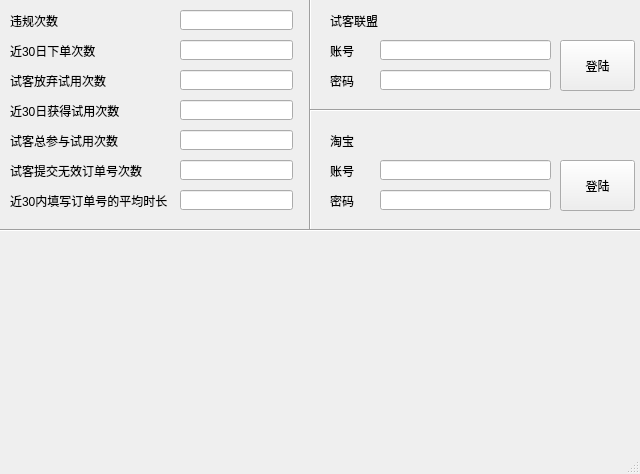
limpair/sktb_automation, file src/ui/main.ui: the form before one commit.
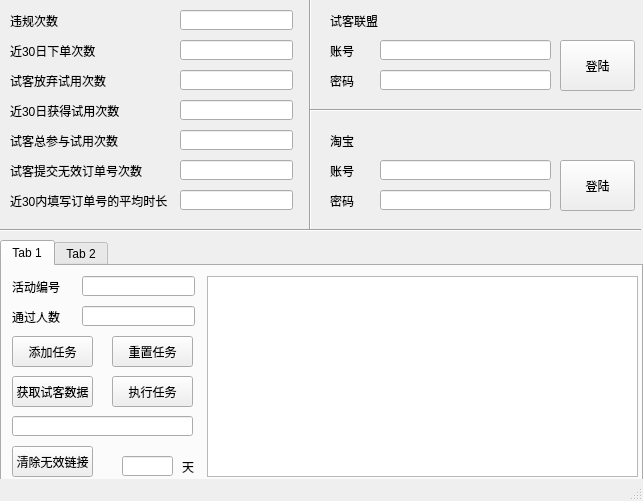
The form after the commit. Icons and pictures are not drawn.

Patch:
```diff
--- a/src/ui/main.ui
+++ b/src/ui/main.ui
@@ -6,8 +6,8 @@
    <rect>
     <x>0</x>
     <y>0</y>
-    <width>640</width>
-    <height>474</height>
+    <width>643</width>
+    <height>501</height>
    </rect>
   </property>
   <property name="windowTitle">
@@ -362,6 +362,183 @@
      <string>登陆</string>
     </property>
    </widget>
+   <widget class="QTabWidget" name="tabWidget">
+    <property name="geometry">
+     <rect>
+      <x>0</x>
+      <y>240</y>
+      <width>643</width>
+      <height>241</height>
+     </rect>
+    </property>
+    <property name="currentIndex">
+     <number>0</number>
+    </property>
+    <widget class="QWidget" name="tab">
+     <attribute name="title">
+      <string>Tab 1</string>
+     </attribute>
+     <widget class="QPushButton" name="GetShikeeData">
+      <property name="geometry">
+       <rect>
+        <x>10</x>
+        <y>110</y>
+        <width>81</width>
+        <height>31</height>
+       </rect>
+      </property>
+      <property name="text">
+       <string>获取试客数据</string>
+      </property>
+     </widget>
+     <widget class="QPushButton" name="AddActivity">
+      <property name="geometry">
+       <rect>
+        <x>10</x>
+        <y>70</y>
+        <width>81</width>
+        <height>31</height>
+       </rect>
+      </property>
+      <property name="text">
+       <string>添加任务</string>
+      </property>
+     </widget>
+     <widget class="QLabel" name="ActivityNumberLabel">
+      <property name="geometry">
+       <rect>
+        <x>10</x>
+        <y>10</y>
+        <width>51</width>
+        <height>21</height>
+       </rect>
+      </property>
+      <property name="text">
+       <string>活动编号</string>
+      </property>
+     </widget>
+     <widget class="QLabel" name="PeopleNumberLabel">
+      <property name="geometry">
+       <rect>
+        <x>10</x>
+        <y>40</y>
+        <width>51</width>
+        <height>21</height>
+       </rect>
+      </property>
+      <property name="text">
+       <string>通过人数</string>
+      </property>
+     </widget>
+     <widget class="QLineEdit" name="ActivityNumber">
+      <property name="geometry">
+       <rect>
+        <x>80</x>
+        <y>10</y>
+        <width>113</width>
+        <height>20</height>
+       </rect>
+      </property>
+     </widget>
+     <widget class="QLineEdit" name="PeopleNumber">
+      <property name="geometry">
+       <rect>
+        <x>80</x>
+        <y>40</y>
+        <width>113</width>
+        <height>20</height>
+       </rect>
+      </property>
+     </widget>
+     <widget class="QTableView" name="tableView">
+      <property name="geometry">
+       <rect>
+        <x>205</x>
+        <y>10</y>
+        <width>431</width>
+        <height>201</height>
+       </rect>
+      </property>
+     </widget>
+     <widget class="QPushButton" name="ExecuteActivity">
+      <property name="geometry">
+       <rect>
+        <x>110</x>
+        <y>110</y>
+        <width>81</width>
+        <height>31</height>
+       </rect>
+      </property>
+      <property name="text">
+       <string>执行任务</string>
+      </property>
+     </widget>
+     <widget class="QPushButton" name="resetActivity">
+      <property name="geometry">
+       <rect>
+        <x>110</x>
+        <y>70</y>
+        <width>81</width>
+        <height>31</height>
+       </rect>
+      </property>
+      <property name="text">
+       <string>重置任务</string>
+      </property>
+     </widget>
+     <widget class="QLineEdit" name="Link">
+      <property name="geometry">
+       <rect>
+        <x>10</x>
+        <y>150</y>
+        <width>181</width>
+        <height>20</height>
+       </rect>
+      </property>
+     </widget>
+     <widget class="QPushButton" name="clearLink">
+      <property name="geometry">
+       <rect>
+        <x>10</x>
+        <y>180</y>
+        <width>81</width>
+        <height>31</height>
+       </rect>
+      </property>
+      <property name="text">
+       <string>清除无效链接</string>
+      </property>
+     </widget>
+     <widget class="QLineEdit" name="Days">
+      <property name="geometry">
+       <rect>
+        <x>120</x>
+        <y>190</y>
+        <width>51</width>
+        <height>20</height>
+       </rect>
+      </property>
+     </widget>
+     <widget class="QLabel" name="DayLabel">
+      <property name="geometry">
+       <rect>
+        <x>180</x>
+        <y>190</y>
+        <width>21</width>
+        <height>21</height>
+       </rect>
+      </property>
+      <property name="text">
+       <string>天</string>
+      </property>
+     </widget>
+    </widget>
+    <widget class="QWidget" name="tab_2">
+     <attribute name="title">
+      <string>Tab 2</string>
+     </attribute>
+    </widget>
+   </widget>
    <zorder>violationLabel</zorder>
    <zorder>placeAnOrderLabel</zorder>
    <zorder>abandonLabel</zorder>
```
Left out of the diff: 1 changed line with no effect on the pictures.
